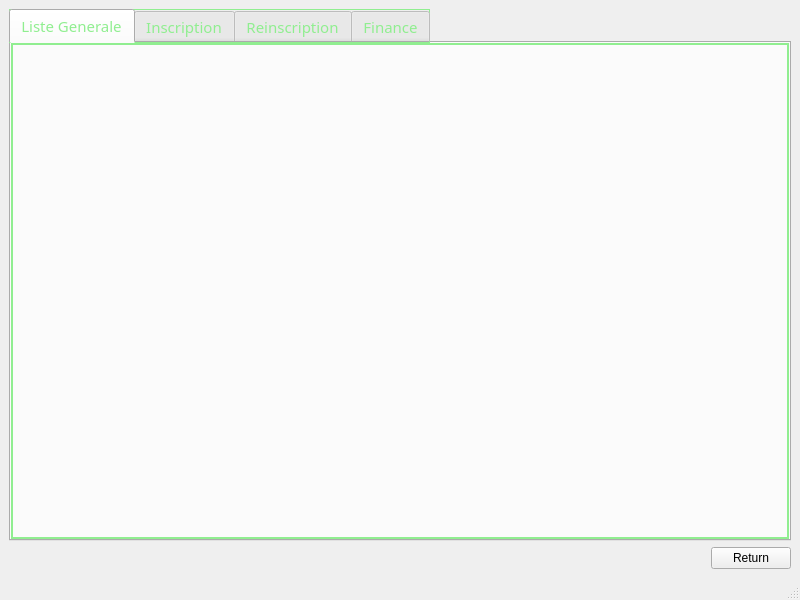
Above: LLProject/affichage.ui from Radosetra/QT before the change. Below: the same form after it.
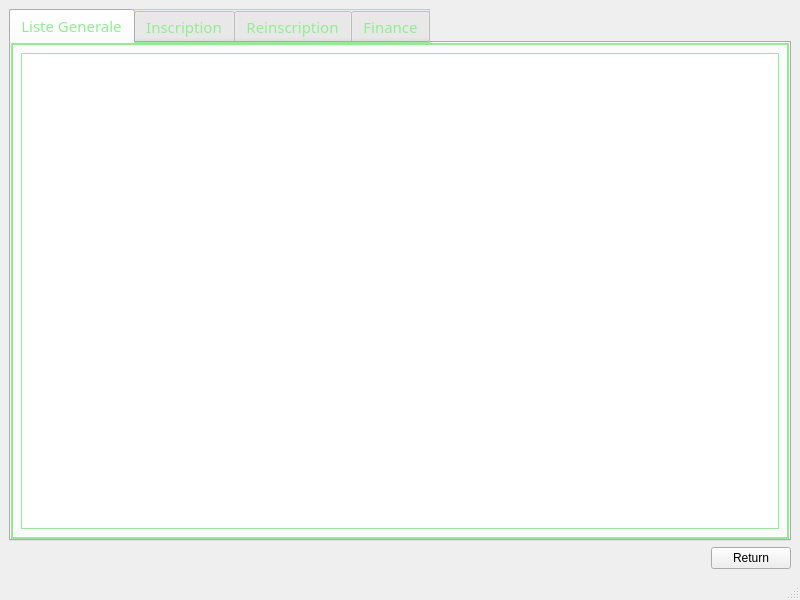
That is the form after the change.

Patch:
```diff
--- a/LLProject/affichage.ui
+++ b/LLProject/affichage.ui
@@ -63,6 +63,11 @@
        <attribute name="title">
         <string>Liste Generale</string>
        </attribute>
+       <layout class="QVBoxLayout" name="verticalLayout_2">
+        <item>
+         <widget class="QTableView" name="tableView"/>
+        </item>
+       </layout>
       </widget>
       <widget class="QWidget" name="inscription">
        <attribute name="title">
```
Left out of the diff: 18 changed lines with no effect on the pictures.
